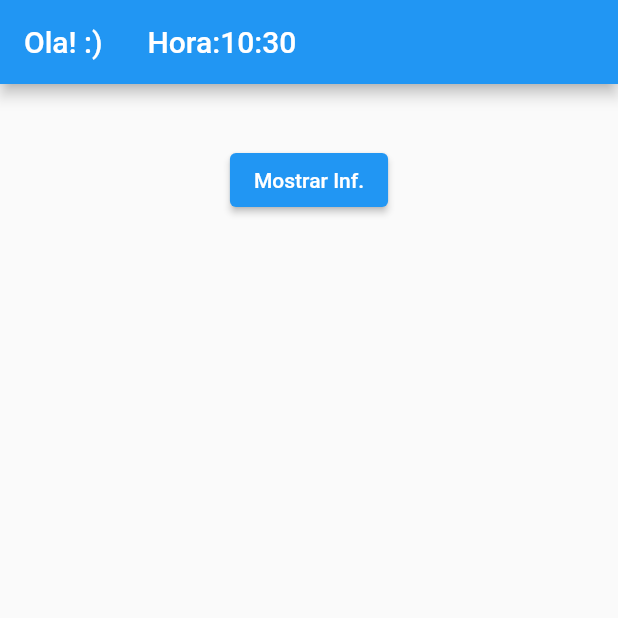
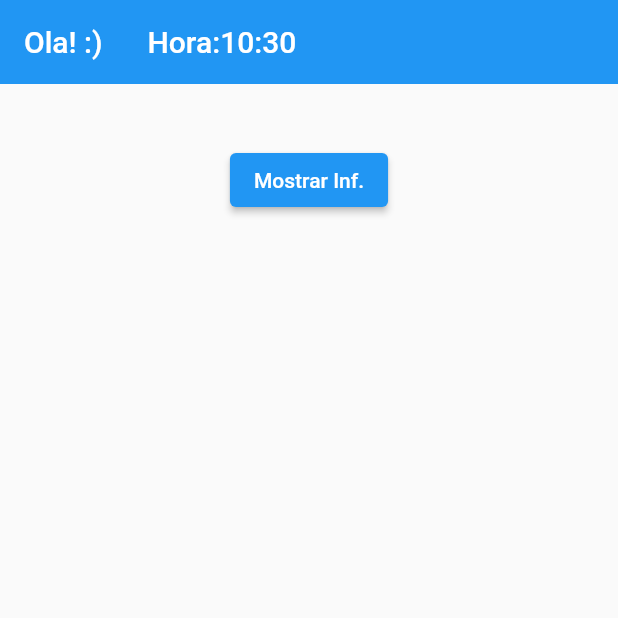
Before and after one commit to Pedrof13/teste, a Flutter app: the screen it shows after launch, on a phone screen of 412 x 824 dp, the top half of it. Run offline on Flutter 3.47's test engine with Material 2 defaults, Android fonts, the light colour scheme and no system bars.

Commit message:
atualização feita no dia 28/02/2023 às 09:23

```diff
--- a/lib/InfUsers.dart
+++ b/lib/InfUsers.dart
@@ -168,8 +168,9 @@ class _InfUsersState extends State<InfUsers> {
 
     return Scaffold(
       appBar: AppBar(
+        iconTheme: IconThemeData(color: Colors.white),
 
-        title: Text("Inf. dos utilizadores"),
+        title: Text("Inf. dos utilizadores", style: TextStyle(color: Colors.white),),
         actions: [
           IconButton(onPressed: (){
             _showNewUser();
--- /dev/null
+++ b/lib/constants/appBarCustom.dart
@@ -0,0 +1,12 @@
+import 'package:flutter/material.dart';
+
+
+
+class CustomAppBar extends AppBarTheme {
+  CustomAppBar()
+      : super(
+    backgroundColor: Colors.blue, // Define a cor da AppBar
+    elevation: 0, // Remove a sombra da AppBar
+    //toolbarHeight: 80, // Define a altura da AppBar
+  );
+}
--- a/lib/main.dart
+++ b/lib/main.dart
@@ -1,6 +1,7 @@
 import 'package:flutter/material.dart';
 import 'package:teste/InfUsers.dart';
 import 'package:intl/intl.dart';
+import 'package:teste/constants/appBarCustom.dart';
 
 void main() {
   runApp(const MyApp());
@@ -15,7 +16,10 @@ class MyApp extends StatelessWidget {
     return MaterialApp(
       title: 'teste',
       debugShowCheckedModeBanner: false,
+
       theme: ThemeData(
+        appBarTheme: CustomAppBar(),
+
         primarySwatch: Colors.blue,
       ),
       home: const MyHomePage(title: 'Ola! :)      Hora:'),
@@ -50,7 +54,7 @@ class _MyHomePageState extends State<MyHomePage> {
     return Scaffold(
       appBar: AppBar(
 
-        title: Text(widget.title+_dateFormatted.toString()),
+        title: Text(widget.title+_dateFormatted.toString() , style: TextStyle(color: Colors.white),),
       ),
       body: Center(
 
@@ -68,11 +72,11 @@ class _MyHomePageState extends State<MyHomePage> {
 
                   Navigator.push(
                     context,
-                    MaterialPageRoute(builder: (context) => InfUsers()),
+                    MaterialPageRoute(builder: (context) => const InfUsers()),
 
                   );
                 },
-                child: const Text("Mostrar Inf.")),
+                child: const Text("Mostrar Inf."), ),
 
           ],
         ),
```
